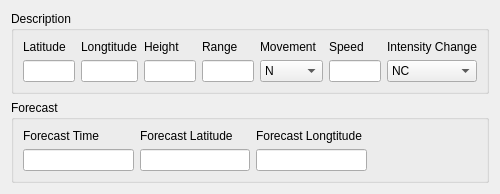
Qt form tafor/components/ui/sigmet_typhoon.ui (up1and/tafor) before a commit.
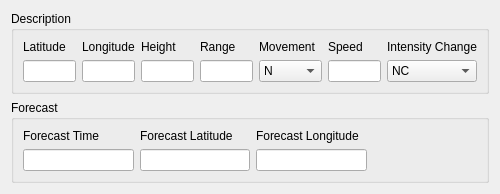
The same form after that commit.

Diff of the .ui file:
```diff
--- a/tafor/components/ui/sigmet_typhoon.ui
+++ b/tafor/components/ui/sigmet_typhoon.ui
@@ -36,7 +36,7 @@
       <item row="0" column="1">
        <widget class="QLabel" name="currentLongtitudeLabel">
         <property name="text">
-         <string>Longtitude</string>
+         <string>Longitude</string>
         </property>
         <property name="buddy">
          <cstring>currentLongtitude</cstring>
@@ -214,7 +214,7 @@
       <item row="0" column="2">
        <widget class="QLabel" name="forecastLongtitudeLabel">
         <property name="text">
-         <string>Forecast Longtitude</string>
+         <string>Forecast Longitude</string>
         </property>
         <property name="buddy">
          <cstring>forecastLongtitude</cstring>
```
Left out of the diff: 16 changed lines with no effect on the pictures.
